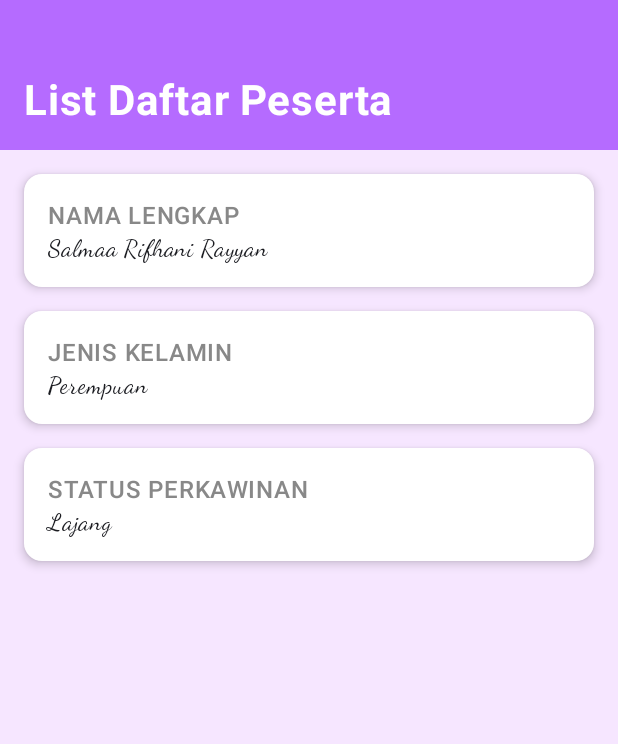
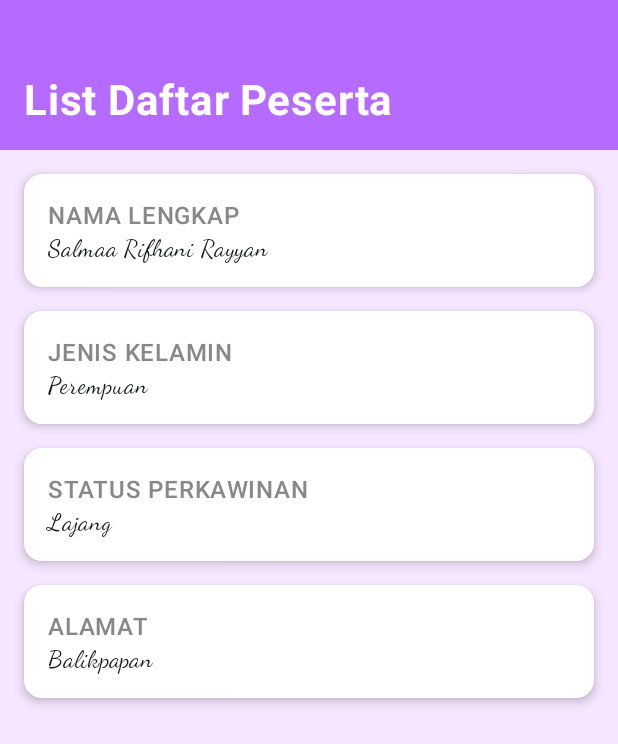
Before and after one commit to salmaarayyan/QuestNavigasTugas_082, an Android app built with Jetpack Compose: the composable DaftarData shown on its own in the app's theme, on a phone screen of 412 x 824 dp. Shown: the top 744 px of the screen. Run offline under Robolectric (Android 15) with nearby library versions, the phone set to English and light mode, and no system bars.

Commit message:
Menambahkan Card untuk menampilkan alamat

```diff
--- a/app/src/main/java/com/example/questnavigastugas_082/view/TampilData.kt
+++ b/app/src/main/java/com/example/questnavigastugas_082/view/TampilData.kt
@@ -93,6 +93,18 @@ fun DaftarData(
                     Text(status, style = MaterialTheme.typography.bodyLarge, fontFamily = FontFamily.Cursive)
                 }
             }
+
+            // Alamat
+            Card(
+                modifier = Modifier.fillMaxWidth(),
+                elevation = CardDefaults.cardElevation(defaultElevation = 4.dp),
+                colors = CardDefaults.cardColors(containerColor = Color.White)
+            ) {
+                Column(modifier = Modifier.padding(16.dp)) {
+                    Text("ALAMAT", fontWeight = FontWeight.SemiBold, color = Color.Gray)
+                    Text(alamat, style = MaterialTheme.typography.bodyLarge, fontFamily = FontFamily.Cursive)
+                }
+            }
         }
     }
 }
```
